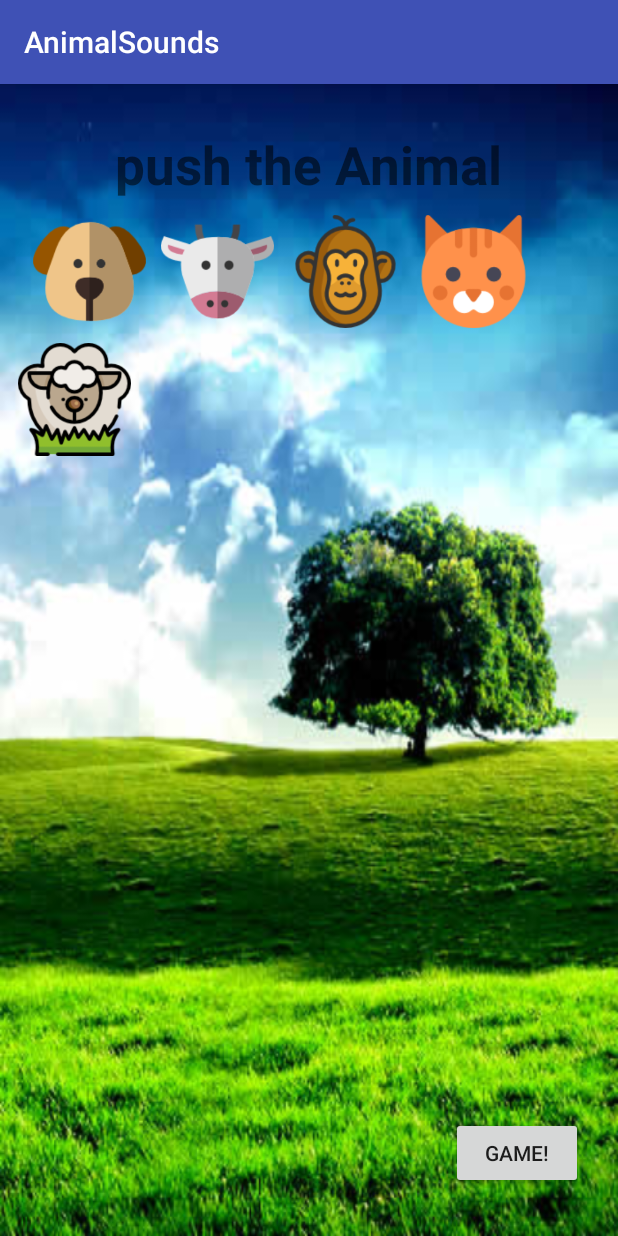
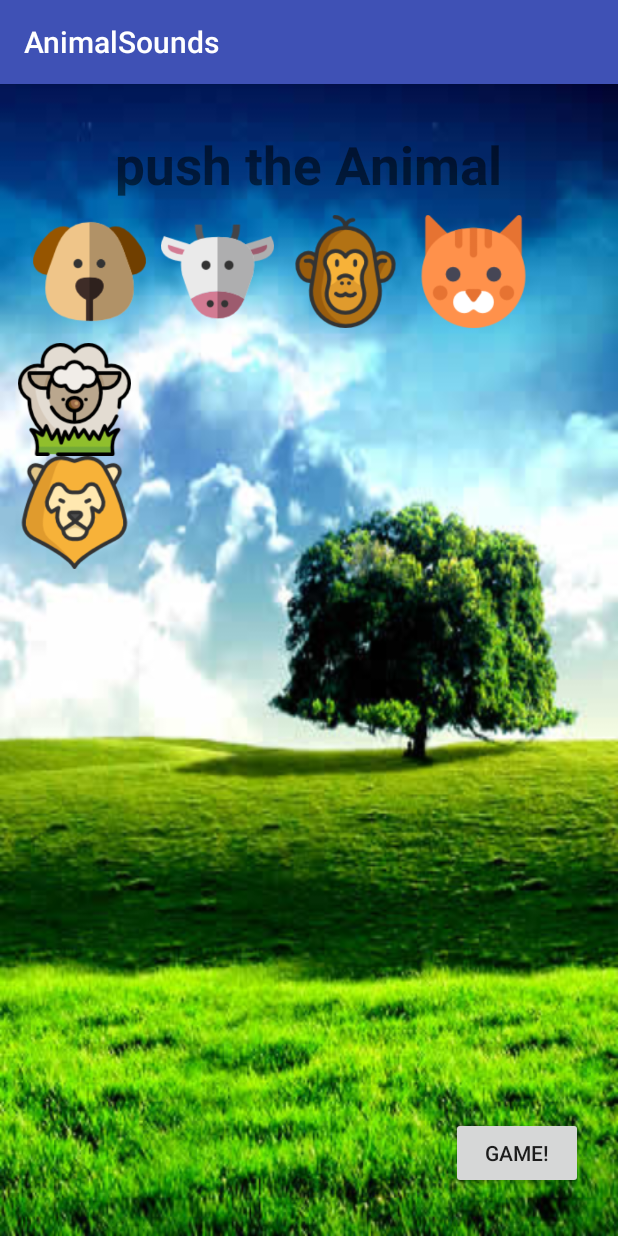
Before and after one commit to Rasti003/Android-Studio, an Android app: the screen it shows after launch (SoundButtonActivity), on a phone screen of 412 x 824 dp. Run offline under Robolectric (Android 15) with nearby library versions, the phone set to English and light mode, and no system bars.

Commit message:
-Adding the next animal

```diff
--- a/AnimalSounds/app/src/main/java/com/example/przem/animalsounds/SoundButtonActivity.java
+++ b/AnimalSounds/app/src/main/java/com/example/przem/animalsounds/SoundButtonActivity.java
@@ -109,7 +109,18 @@ public class SoundButtonActivity extends AppCompatActivity {
             }
         });
 
+        final MediaPlayer LionPlayer = MediaPlayer.create(this, R.raw.lion);
+        final Button playLion = (Button) this.findViewById(R.id.button_lion);
 
+        playLion.setOnClickListener(new View.OnClickListener() {
+            @Override
+            public void onClick(View v) {
+                LionPlayer.start();
+                playLion.startAnimation(animation);
+
+
+            }
+        });
 
 
 
--- a/AnimalSounds/app/src/main/res/layout/activity_sound_button.xml
+++ b/AnimalSounds/app/src/main/res/layout/activity_sound_button.xml
@@ -80,6 +80,17 @@ android:layout_height="fill_parent"
         android:layout_alignParentStart="true"
         android:layout_marginTop="10dp"/>
 
+
+    <Button
+        android:id="@+id/button_lion"
+        android:layout_width="75dp"
+        android:layout_height="75dp"
+
+        android:background="@drawable/lion"
+        android:layout_below="@+id/button_sheep"
+        android:layout_alignStart="@+id/button_sheep" />
+
+
     <Button
         android:id="@+id/button_ActiveGame"
         android:layout_width="wrap_content"
```
Also changed, not shown: AnimalSounds/app/src/main/res/drawable/lion.png (added), 1 other file.
